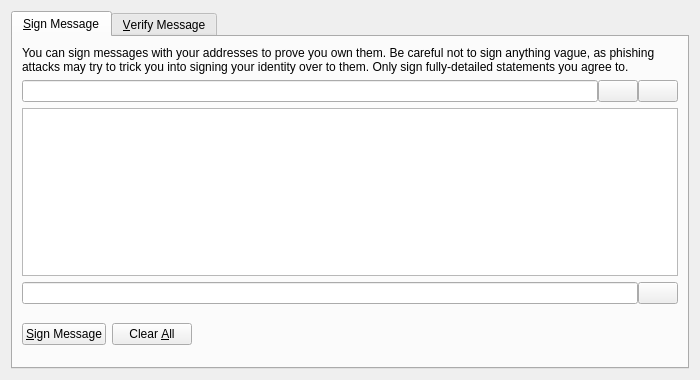
dzimbeck/BitBay, file src/qt/forms/signverifymessagedialog.ui: the form before one commit.
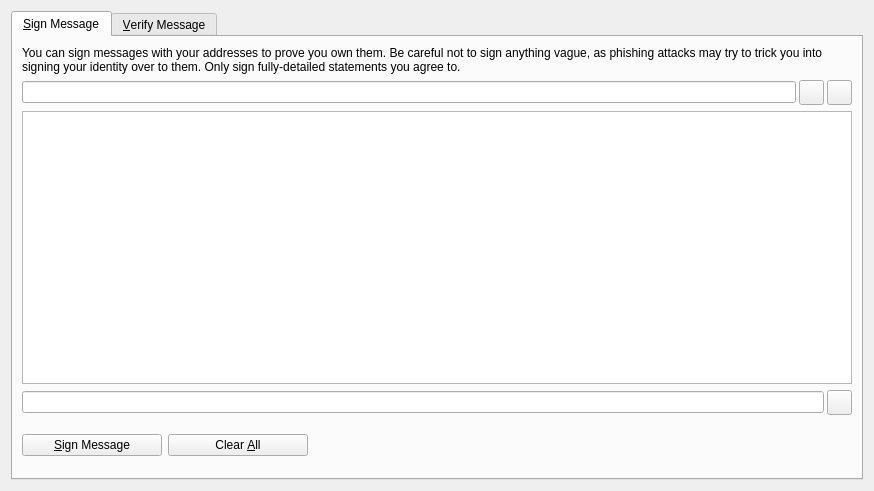
The form after the commit. The open tabs and pages were chosen to show the change. Icons and pictures are not drawn. Custom widgets are drawn as their Qt base class.

What changed in the file:
```diff
--- a/src/qt/forms/signverifymessagedialog.ui
+++ b/src/qt/forms/signverifymessagedialog.ui
@@ -6,8 +6,8 @@
    <rect>
     <x>0</x>
     <y>0</y>
-    <width>700</width>
-    <height>380</height>
+    <width>874</width>
+    <height>491</height>
    </rect>
   </property>
   <property name="windowTitle">
@@ -43,7 +43,7 @@
        <item>
         <layout class="QHBoxLayout" name="horizontalLayout_1_SM">
          <property name="spacing">
-          <number>0</number>
+          <number>3</number>
          </property>
          <item>
           <widget class="QValidatedLineEdit" name="addressIn_SM">
@@ -56,7 +56,13 @@
           </widget>
          </item>
          <item>
-          <widget class="QPushButton" name="addressBookButton_SM">
+          <widget class="QToolButton" name="addressBookButton_SM">
+           <property name="minimumSize">
+            <size>
+             <width>25</width>
+             <height>25</height>
+            </size>
+           </property>
            <property name="toolTip">
             <string>Choose an address from the address book</string>
            </property>
@@ -70,13 +76,16 @@
            <property name="shortcut">
             <string>Alt+A</string>
            </property>
-           <property name="autoDefault">
-            <bool>false</bool>
-           </property>
           </widget>
          </item>
          <item>
-          <widget class="QPushButton" name="pasteButton_SM">
+          <widget class="QToolButton" name="pasteButton_SM">
+           <property name="minimumSize">
+            <size>
+             <width>25</width>
+             <height>25</height>
+            </size>
+           </property>
            <property name="toolTip">
             <string>Paste address from clipboard</string>
            </property>
@@ -90,9 +99,6 @@
            <property name="shortcut">
             <string>Alt+P</string>
            </property>
-           <property name="autoDefault">
-            <bool>false</bool>
-           </property>
           </widget>
          </item>
         </layout>
@@ -107,7 +113,7 @@
        <item>
         <layout class="QHBoxLayout" name="horizontalLayout_2_SM">
          <property name="spacing">
-          <number>0</number>
+          <number>3</number>
          </property>
          <item>
           <widget class="QLineEdit" name="signatureOut_SM">
@@ -122,7 +128,13 @@
           </widget>
          </item>
          <item>
-          <widget class="QPushButton" name="copySignatureButton_SM">
+          <widget class="QToolButton" name="copySignatureButton_SM">
+           <property name="minimumSize">
+            <size>
+             <width>25</width>
+             <height>25</height>
+            </size>
+           </property>
            <property name="toolTip">
             <string>Copy the current signature to the system clipboard</string>
            </property>
@@ -133,9 +145,6 @@
             <iconset resource="../bitcoin.qrc">
              <normaloff>:/icons/editcopy</normaloff>:/icons/editcopy</iconset>
            </property>
-           <property name="autoDefault">
-            <bool>false</bool>
-           </property>
           </widget>
          </item>
         </layout>
@@ -144,6 +153,12 @@
         <layout class="QHBoxLayout" name="horizontalLayout_3_SM">
          <item>
           <widget class="QPushButton" name="signMessageButton_SM">
+           <property name="minimumSize">
+            <size>
+             <width>140</width>
+             <height>0</height>
+            </size>
+           </property>
            <property name="toolTip">
             <string>Sign the message to prove you own this BitBay address</string>
            </property>
@@ -161,6 +176,12 @@
          </item>
          <item>
           <widget class="QPushButton" name="clearButton_SM">
+           <property name="minimumSize">
+            <size>
+             <width>140</width>
+             <height>0</height>
+            </size>
+           </property>
            <property name="toolTip">
             <string>Reset all sign message fields</string>
            </property>
```
Left out of the diff: 45 changed lines with no effect on the pictures.
